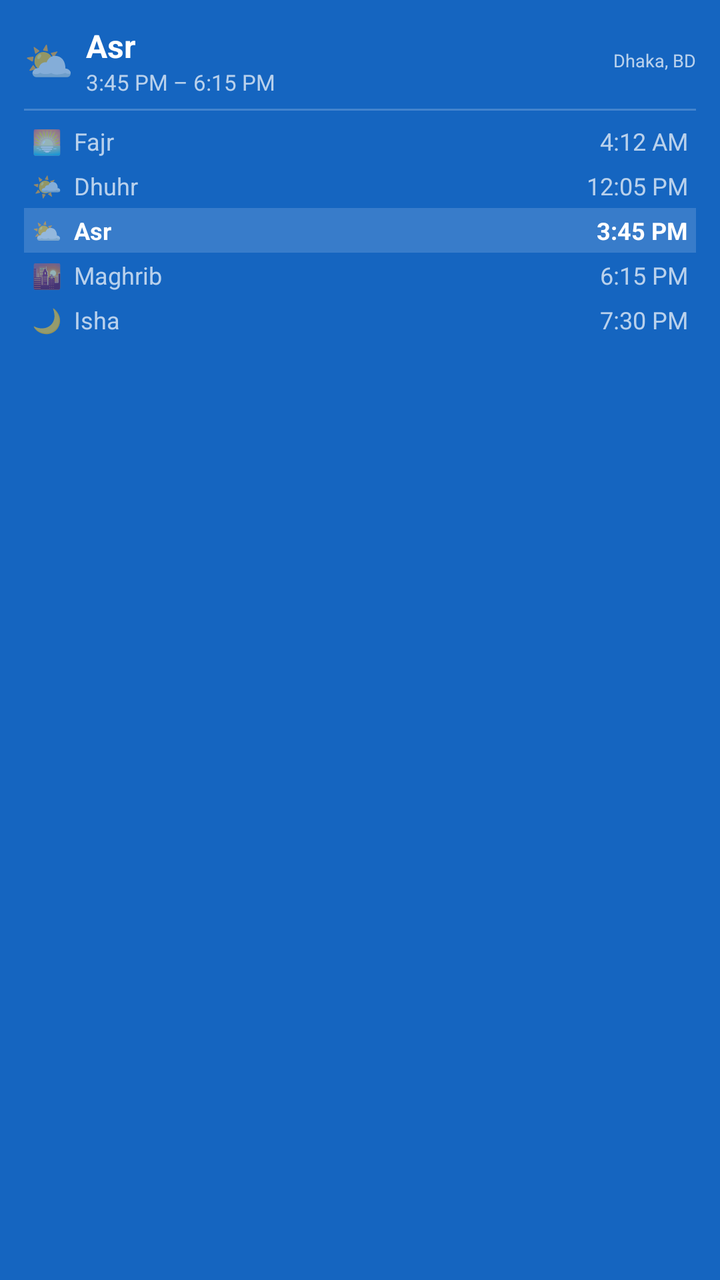
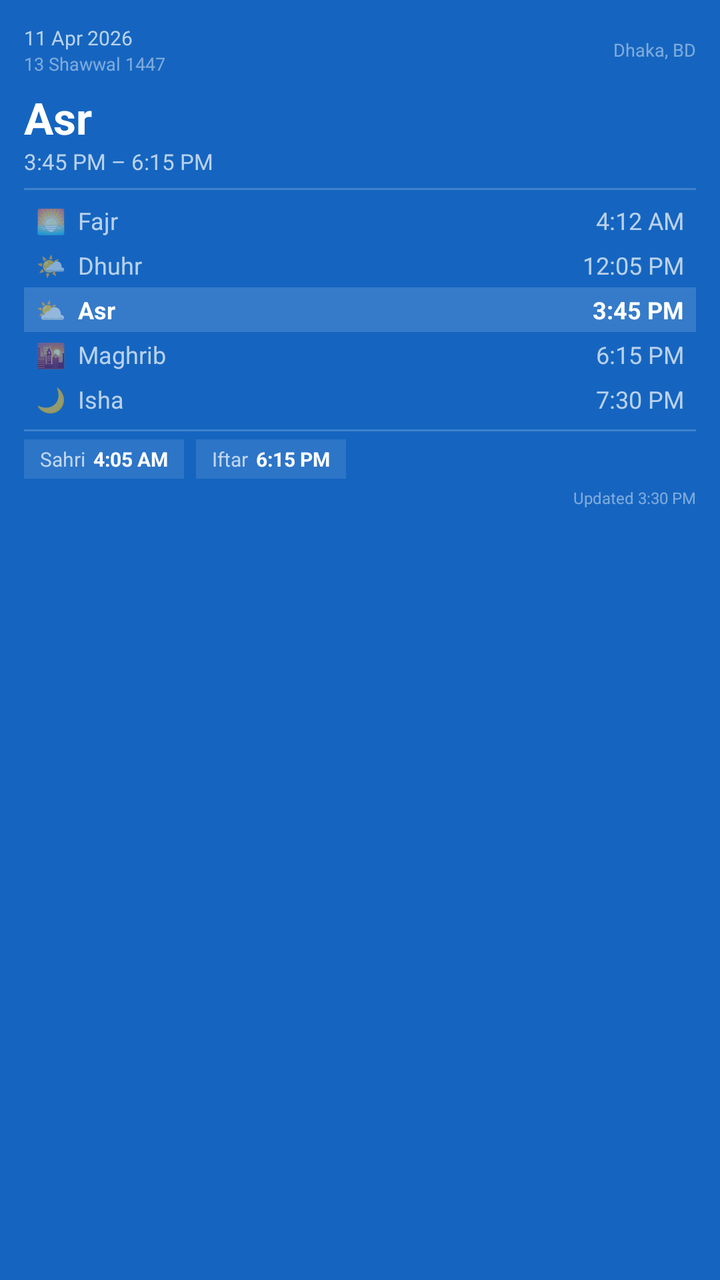

Before-and-after screenshots of an Android layout around one commit, followed by the original layout XML and the change that was made.
<!-- AndroidManifest.xml: application theme Theme.AppCompat.Light.NoActionBar -->
<!-- res/layout/widget_preview.xml -->
<?xml version="1.0" encoding="utf-8"?>
<LinearLayout xmlns:android="http://schemas.android.com/apk/res/android"
    android:layout_width="match_parent"
    android:layout_height="wrap_content"
    android:background="#FF1565C0"
    android:orientation="vertical"
    android:padding="12dp">

    
    <LinearLayout
        android:layout_width="match_parent"
        android:layout_height="wrap_content"
        android:gravity="center_vertical"
        android:orientation="horizontal">

        <TextView
            android:layout_width="wrap_content"
            android:layout_height="wrap_content"
            android:text="⛅"
            android:textSize="20sp" />

        <LinearLayout
            android:layout_width="0dp"
            android:layout_height="wrap_content"
            android:layout_marginStart="6dp"
            android:layout_weight="1"
            android:orientation="vertical">

            <TextView
                android:layout_width="wrap_content"
                android:layout_height="wrap_content"
                android:text="Asr"
                android:textColor="#FFFFFFFF"
                android:textSize="16sp"
                android:textStyle="bold" />

            <TextView
                android:layout_width="wrap_content"
                android:layout_height="wrap_content"
                android:text="3:45 PM – 6:15 PM"
                android:textColor="#B3FFFFFF"
                android:textSize="11sp" />
        </LinearLayout>

        <TextView
            android:layout_width="wrap_content"
            android:layout_height="wrap_content"
            android:text="Dhaka, BD"
            android:textColor="#B3FFFFFF"
            android:textSize="9sp" />
    </LinearLayout>

    
    <View
        android:layout_width="match_parent"
        android:layout_height="1dp"
        android:layout_marginTop="6dp"
        android:layout_marginBottom="4dp"
        android:background="#33FFFFFF" />

    
    <LinearLayout
        android:layout_width="match_parent"
        android:layout_height="wrap_content"
        android:gravity="center_vertical"
        android:paddingHorizontal="4dp"
        android:paddingVertical="3dp">

        <TextView
            android:layout_width="wrap_content"
            android:layout_height="wrap_content"
            android:text="🌅"
            android:textSize="12sp" />

        <TextView
            android:layout_width="0dp"
            android:layout_height="wrap_content"
            android:layout_marginStart="6dp"
            android:layout_weight="1"
            android:text="Fajr"
            android:textColor="#B3FFFFFF"
            android:textSize="12sp" />

        <TextView
            android:layout_width="wrap_content"
            android:layout_height="wrap_content"
            android:text="4:12 AM"
            android:textColor="#B3FFFFFF"
            android:textSize="12sp" />
    </LinearLayout>

    
    <LinearLayout
        android:layout_width="match_parent"
        android:layout_height="wrap_content"
        android:gravity="center_vertical"
        android:paddingHorizontal="4dp"
        android:paddingVertical="3dp">

        <TextView
            android:layout_width="wrap_content"
            android:layout_height="wrap_content"
            android:text="🌤️"
            android:textSize="12sp" />

        <TextView
            android:layout_width="0dp"
            android:layout_height="wrap_content"
            android:layout_marginStart="6dp"
            android:layout_weight="1"
            android:text="Dhuhr"
            android:textColor="#B3FFFFFF"
            android:textSize="12sp" />

        <TextView
            android:layout_width="wrap_content"
            android:layout_height="wrap_content"
            android:text="12:05 PM"
            android:textColor="#B3FFFFFF"
            android:textSize="12sp" />
    </LinearLayout>

    
    <LinearLayout
        android:layout_width="match_parent"
        android:layout_height="wrap_content"
        android:background="#26FFFFFF"
        android:gravity="center_vertical"
        android:paddingHorizontal="4dp"
        android:paddingVertical="3dp">

        <TextView
            android:layout_width="wrap_content"
            android:layout_height="wrap_content"
            android:text="⛅"
            android:textSize="12sp" />

        <TextView
            android:layout_width="0dp"
            android:layout_height="wrap_content"
            android:layout_marginStart="6dp"
            android:layout_weight="1"
            android:text="Asr"
            android:textColor="#FFFFFFFF"
            android:textSize="12sp"
            android:textStyle="bold" />

        <TextView
            android:layout_width="wrap_content"
            android:layout_height="wrap_content"
            android:text="3:45 PM"
            android:textColor="#FFFFFFFF"
            android:textSize="12sp"
            android:textStyle="bold" />
    </LinearLayout>

    
    <LinearLayout
        android:layout_width="match_parent"
        android:layout_height="wrap_content"
        android:gravity="center_vertical"
        android:paddingHorizontal="4dp"
        android:paddingVertical="3dp">

        <TextView
            android:layout_width="wrap_content"
            android:layout_height="wrap_content"
            android:text="🌇"
            android:textSize="12sp" />

        <TextView
            android:layout_width="0dp"
            android:layout_height="wrap_content"
            android:layout_marginStart="6dp"
            android:layout_weight="1"
            android:text="Maghrib"
            android:textColor="#B3FFFFFF"
            android:textSize="12sp" />

        <TextView
            android:layout_width="wrap_content"
            android:layout_height="wrap_content"
            android:text="6:15 PM"
            android:textColor="#B3FFFFFF"
            android:textSize="12sp" />
    </LinearLayout>

    
    <LinearLayout
        android:layout_width="match_parent"
        android:layout_height="wrap_content"
        android:gravity="center_vertical"
        android:paddingHorizontal="4dp"
        android:paddingVertical="3dp">

        <TextView
            android:layout_width="wrap_content"
            android:layout_height="wrap_content"
            android:text="🌙"
            android:textSize="12sp" />

        <TextView
            android:layout_width="0dp"
            android:layout_height="wrap_content"
            android:layout_marginStart="6dp"
            android:layout_weight="1"
            android:text="Isha"
            android:textColor="#B3FFFFFF"
            android:textSize="12sp" />

        <TextView
            android:layout_width="wrap_content"
            android:layout_height="wrap_content"
            android:text="7:30 PM"
            android:textColor="#B3FFFFFF"
            android:textSize="12sp" />
    </LinearLayout>

</LinearLayout>
<!-- resources referenced by this layout -->
<resources>

</resources>

<!-- the commit's change to res/layout/widget_preview.xml (unified diff, before → after) -->
@@ -13,42 +13,55 @@
         android:gravity="center_vertical"
         android:orientation="horizontal">
 
-        <TextView
-            android:layout_width="wrap_content"
-            android:layout_height="wrap_content"
-            android:text="⛅"
-            android:textSize="20sp" />
-
         <LinearLayout
             android:layout_width="0dp"
             android:layout_height="wrap_content"
-            android:layout_marginStart="6dp"
             android:layout_weight="1"
             android:orientation="vertical">
 
             <TextView
                 android:layout_width="wrap_content"
                 android:layout_height="wrap_content"
-                android:text="Asr"
-                android:textColor="#FFFFFFFF"
-                android:textSize="16sp"
-                android:textStyle="bold" />
-
-            <TextView
-                android:layout_width="wrap_content"
-                android:layout_height="wrap_content"
-                android:text="3:45 PM – 6:15 PM"
+                android:text="11 Apr 2026"
                 android:textColor="#B3FFFFFF"
-                android:textSize="11sp" />
+                android:textSize="10sp" />
+
+            <TextView
+                android:layout_width="wrap_content"
+                android:layout_height="wrap_content"
+                android:text="13 Shawwal 1447"
+                android:textColor="#73FFFFFF"
+                android:textSize="9sp" />
         </LinearLayout>
 
         <TextView
             android:layout_width="wrap_content"
             android:layout_height="wrap_content"
             android:text="Dhaka, BD"
-            android:textColor="#B3FFFFFF"
+            android:textColor="#73FFFFFF"
             android:textSize="9sp" />
     </LinearLayout>
+
+    
+    <View
+        android:layout_width="match_parent"
+        android:layout_height="6dp" />
+
+    
+    <TextView
+        android:layout_width="wrap_content"
+        android:layout_height="wrap_content"
+        android:text="Asr"
+        android:textColor="#FFFFFFFF"
+        android:textSize="22sp"
+        android:textStyle="bold" />
+
+    <TextView
+        android:layout_width="wrap_content"
+        android:layout_height="wrap_content"
+        android:text="3:45 PM – 6:15 PM"
+        android:textColor="#B3FFFFFF"
+        android:textSize="11sp" />
 
     
     <View
@@ -56,14 +69,14 @@
         android:layout_height="1dp"
         android:layout_marginTop="6dp"
         android:layout_marginBottom="4dp"
-        android:background="#33FFFFFF" />
-
-    
-    <LinearLayout
-        android:layout_width="match_parent"
-        android:layout_height="wrap_content"
-        android:gravity="center_vertical"
-        android:paddingHorizontal="4dp"
+        android:background="#2EFFFFFF" />
+
+    
+    <LinearLayout
+        android:layout_width="match_parent"
+        android:layout_height="wrap_content"
+        android:gravity="center_vertical"
+        android:paddingHorizontal="6dp"
         android:paddingVertical="3dp">
 
         <TextView
@@ -94,7 +107,7 @@
         android:layout_width="match_parent"
         android:layout_height="wrap_content"
         android:gravity="center_vertical"
-        android:paddingHorizontal="4dp"
+        android:paddingHorizontal="6dp"
         android:paddingVertical="3dp">
 
         <TextView
@@ -124,9 +137,9 @@
     <LinearLayout
         android:layout_width="match_parent"
         android:layout_height="wrap_content"
-        android:background="#26FFFFFF"
-        android:gravity="center_vertical"
-        android:paddingHorizontal="4dp"
+        android:background="#24FFFFFF"
+        android:gravity="center_vertical"
+        android:paddingHorizontal="6dp"
         android:paddingVertical="3dp">
 
         <TextView
@@ -159,7 +172,7 @@
         android:layout_width="match_parent"
         android:layout_height="wrap_content"
         android:gravity="center_vertical"
-        android:paddingHorizontal="4dp"
+        android:paddingHorizontal="6dp"
         android:paddingVertical="3dp">
 
         <TextView
@@ -190,7 +203,7 @@
         android:layout_width="match_parent"
         android:layout_height="wrap_content"
         android:gravity="center_vertical"
-        android:paddingHorizontal="4dp"
+        android:paddingHorizontal="6dp"
         android:paddingVertical="3dp">
 
         <TextView
@@ -216,4 +229,86 @@
             android:textSize="12sp" />
     </LinearLayout>
 
+    
+    <View
+        android:layout_width="match_parent"
+        android:layout_height="1dp"
+        android:layout_marginTop="4dp"
+        android:layout_marginBottom="4dp"
+        android:background="#2EFFFFFF" />
+
+    
+    <LinearLayout
+        android:layout_width="match_parent"
+        android:layout_height="wrap_content"
+        android:gravity="center_vertical"
+        android:orientation="horizontal">
+
+        
+        <LinearLayout
+            android:layout_width="wrap_content"
+            android:layout_height="wrap_content"
+            android:background="#1AFFFFFF"
+            android:gravity="center_vertical"
+            android:paddingHorizontal="8dp"
+            android:paddingVertical="3dp">
+
+            <TextView
+                android:layout_width="wrap_content"
+                android:layout_height="wrap_content"
+                android:text="Sahri"
+                android:textColor="#B3FFFFFF"
+                android:textSize="10sp" />
+
+            <TextView
+                android:layout_width="wrap_content"
+                android:layout_height="wrap_content"
+                android:layout_marginStart="4dp"
+                android:text="4:05 AM"
+                android:textColor="#FFFFFFFF"
+                android:textSize="10sp"
+                android:textStyle="bold" />
+        </LinearLayout>
+
+        <View
+            android:layout_width="6dp"
+            android:layout_height="1dp" />
+
+        
+        <LinearLayout
+            android:layout_width="wrap_content"
+            android:layout_height="wrap_content"
+            android:background="#1AFFFFFF"
+            android:gravity="center_vertical"
+            android:paddingHorizontal="8dp"
+            android:paddingVertical="3dp">
+
+            <TextView
+                android:layout_width="wrap_content"
+                android:layout_height="wrap_content"
+                android:text="Iftar"
+                android:textColor="#B3FFFFFF"
+                android:textSize="10sp" />
+
+            <TextView
+                android:layout_width="wrap_content"
+                android:layout_height="wrap_content"
+                android:layout_marginStart="4dp"
+                android:text="6:15 PM"
+                android:textColor="#FFFFFFFF"
+                android:textSize="10sp"
+                android:textStyle="bold" />
+        </LinearLayout>
+    </LinearLayout>
+
+    
+    <TextView
+        android:layout_width="match_parent"
+        android:layout_height="wrap_content"
+        android:layout_marginTop="4dp"
+        android:gravity="end"
+        android:text="Updated 3:30 PM"
+        android:textColor="#73FFFFFF"
+        android:textSize="8sp" />
+
 </LinearLayout>
